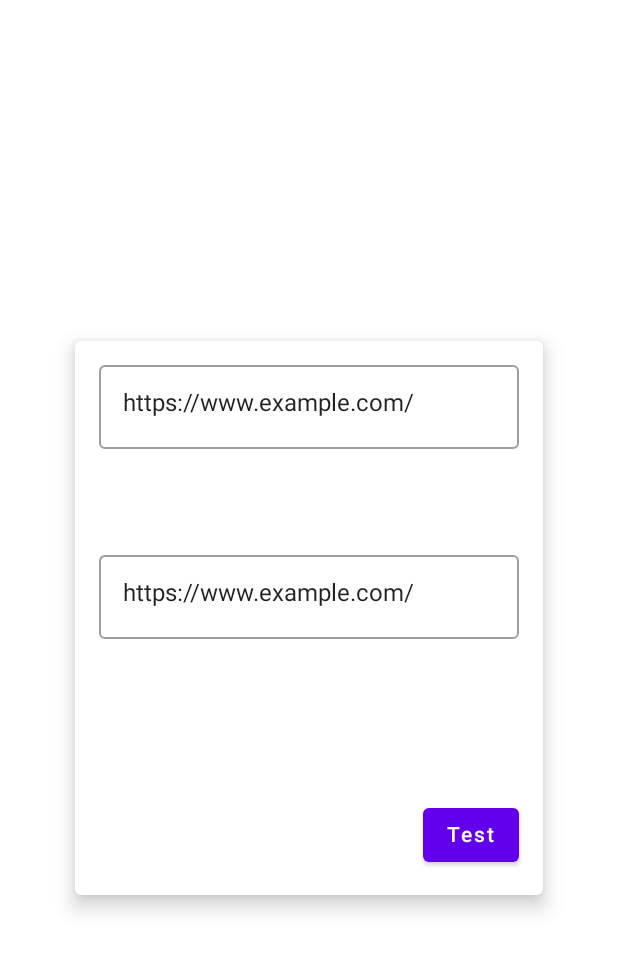
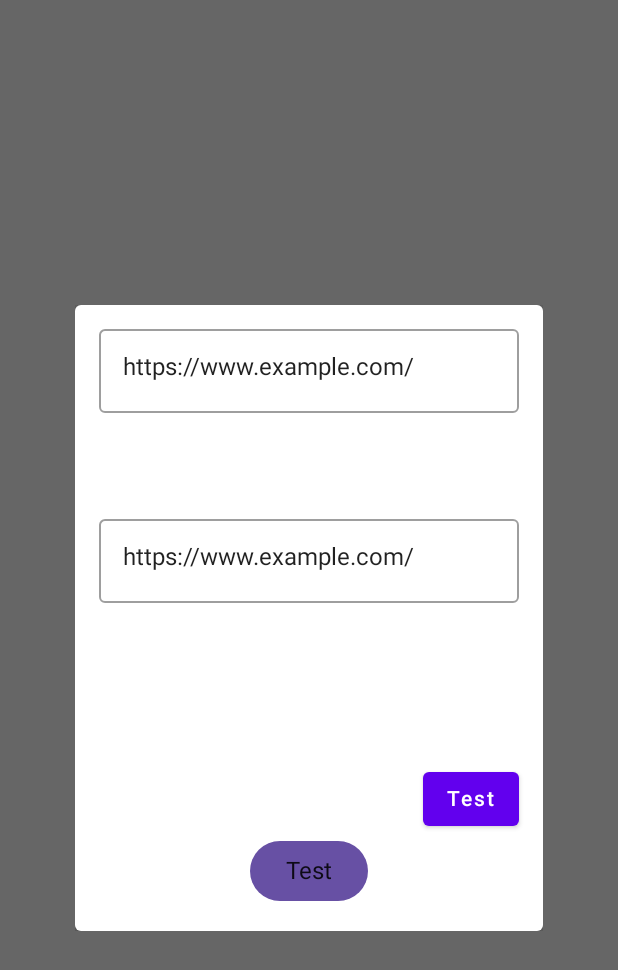
Before and after one commit to Mett-Barr/Short_URL_test01, an Android app built with Jetpack Compose: the screen it shows after launch (MainActivity), on a phone screen of 412 x 824 dp. Shown: the top 970 px of the screen. Run offline under Robolectric (Android 15) with nearby library versions, the phone set to English and light mode, and no system bars.

Commit message:
little test

```diff
--- a/app/build.gradle
+++ b/app/build.gradle
@@ -63,5 +63,6 @@ dependencies {
     androidTestImplementation "androidx.compose.ui:ui-test-junit4:$compose_version"
     debugImplementation "androidx.compose.ui:ui-tooling:$compose_version"
 
+    implementation "androidx.compose.material3:material3:1.0.0-alpha02"
     implementation 'com.android.volley:volley:1.1.1'
 }
--- a/app/src/main/java/com/example/shorturltest01/component/ShortUrlPage.kt
+++ b/app/src/main/java/com/example/shorturltest01/component/ShortUrlPage.kt
@@ -20,6 +20,7 @@ import androidx.compose.ui.text.input.ImeAction
 import androidx.compose.ui.text.input.KeyboardType
 import androidx.compose.ui.text.input.TextFieldValue
 import androidx.compose.ui.unit.dp
+import androidx.compose.ui.window.Dialog
 import androidx.core.view.WindowInsetsControllerCompat
 import com.example.shorturltest01.MainViewModel
 
@@ -41,28 +42,23 @@ fun ShortenUrl(
 
     val testViewModelState by viewModel.testUrl
 
-    if (!viewModel.isNetworkUrl()) {
-        DisposableEffect(Unit) {
-            focusRequester.requestFocus()
-            onDispose { }
-        }
-    }
 
+//    Column(
+//        modifier = Modifier
+//            .fillMaxSize()
+//            .clickable(
+//                interactionSource = MutableInteractionSource(),
+//                indication = null
+//            ) { activity?.finish() },
+//        verticalArrangement = Arrangement.Center,
+//        horizontalAlignment = Alignment.CenterHorizontally,
+//    ) {
 
-    Column(
-        modifier = Modifier
-            .fillMaxSize()
-            .clickable(
-                interactionSource = MutableInteractionSource(),
-                indication = null
-            ) { activity?.finish() },
-        verticalArrangement = Arrangement.Center,
-        horizontalAlignment = Alignment.CenterHorizontally,
-    ) {
+    Dialog(onDismissRequest = { activity?.finish() }) {
         Card(
             elevation = 8.dp,
             modifier = Modifier
-                .padding(48.dp)
+//                .padding(48.dp)
                 .clickable(
                     interactionSource = MutableInteractionSource(),
                     indication = null
@@ -108,6 +104,13 @@ fun ShortenUrl(
                             })
                         )
                 )
+                if (!viewModel.isNetworkUrl()) {
+                    DisposableEffect(Unit) {
+                        focusRequester.requestFocus()
+                        onDispose { }
+                    }
+                }
+
 
 //                TextField(
 //                    value = viewModel.myUrl.value,
@@ -167,6 +170,10 @@ fun ShortenUrl(
                 ) {
                     Text(text = "Test")
                 }
+                androidx.compose.material3.Button(onClick = { /*TODO*/ }) {
+                    Text(text = "Test")
+                }
+
             }
         }
     }
```
